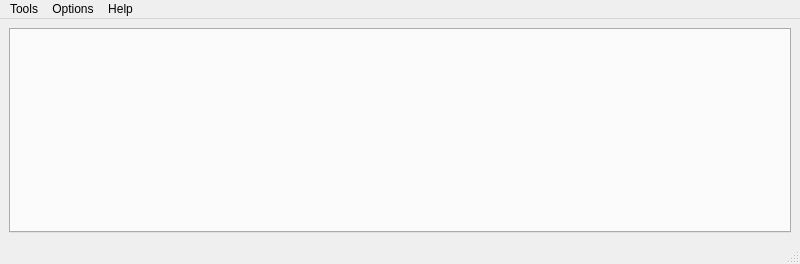
Before: the Qt Designer form mt32emu_qt/src/MainWindow.ui in Stino/munt, drawn with Qt 5.
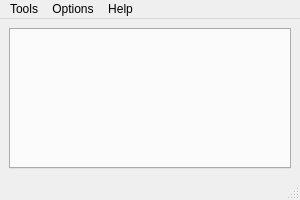
After: the same form once the commit is applied. Icons and pictures are not drawn.

Commit message: - Optimized main window layout - Added master volume slider - Added another icon for closing synth details - Main window size is now adjusted upon closing synth details pane - Synth details pane visibility is stored

```diff
--- a/mt32emu_qt/src/MainWindow.ui
+++ b/mt32emu_qt/src/MainWindow.ui
@@ -6,10 +6,16 @@
    <rect>
     <x>0</x>
     <y>0</y>
-    <width>800</width>
-    <height>264</height>
+    <width>300</width>
+    <height>200</height>
    </rect>
   </property>
+  <property name="sizePolicy">
+   <sizepolicy hsizetype="Minimum" vsizetype="Minimum">
+    <horstretch>0</horstretch>
+    <verstretch>0</verstretch>
+   </sizepolicy>
+  </property>
   <property name="windowTitle">
    <string>Munt: MT-32 Emulator</string>
   </property>
@@ -33,7 +39,7 @@
     <rect>
      <x>0</x>
      <y>0</y>
-     <width>800</width>
+     <width>300</width>
      <height>20</height>
     </rect>
    </property>
```
The commit also changes 5 other files.
